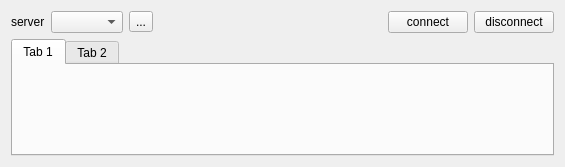
Old version of the form Qt/my_programm/MODBUS/lib/MODBUS_server/src/ui/modbus_server.ui in the repository RinatB2017/mega_GIT.
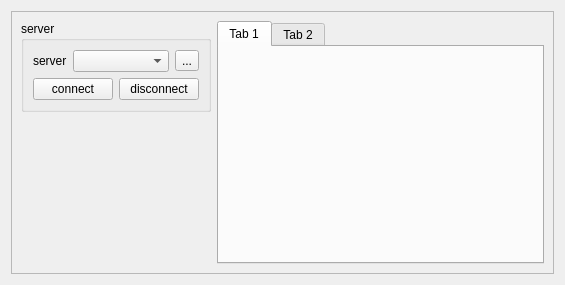
New version of the form.

```diff
--- a/Qt/my_programm/MODBUS/lib/MODBUS_server/src/ui/modbus_server.ui
+++ b/Qt/my_programm/MODBUS/lib/MODBUS_server/src/ui/modbus_server.ui
@@ -7,7 +7,7 @@
     <x>0</x>
     <y>0</y>
     <width>565</width>
-    <height>167</height>
+    <height>285</height>
    </rect>
   </property>
   <property name="windowTitle">
@@ -15,9 +15,38 @@
   </property>
   <layout class="QVBoxLayout" name="verticalLayout">
    <item>
+    <widget class="QFrame" name="frame">
+     <property name="frameShape">
+      <enum>QFrame::StyledPanel</enum>
+     </property>
+     <property name="frameShadow">
+      <enum>QFrame::Raised</enum>
+     </property>
+     <layout class="QHBoxLayout" name="horizontalLayout_3">
+      <item>
+       <layout class="QVBoxLayout" name="verticalLayout_3">
+        <item>
+         <widget class="QGroupBox" name="groupBox">
+          <property name="sizePolicy">
+           <sizepolicy hsizetype="Fixed" vsizetype="Preferred">
+            <horstretch>0</horstretch>
+            <verstretch>0</verstretch>
+           </sizepolicy>
+          </property>
+          <property name="title">
+           <string>server</string>
+          </property>
+          <layout class="QVBoxLayout" name="verticalLayout_2">
+           <item>
     <layout class="QHBoxLayout" name="horizontalLayout">
      <item>
       <widget class="QLabel" name="label">
+               <property name="sizePolicy">
+                <sizepolicy hsizetype="Fixed" vsizetype="Preferred">
+                 <horstretch>0</horstretch>
+                 <verstretch>0</verstretch>
+                </sizepolicy>
+               </property>
        <property name="text">
         <string>server</string>
        </property>
@@ -33,33 +62,42 @@
        </property>
       </widget>
      </item>
+            </layout>
+           </item>
      <item>
-      <spacer name="horizontalSpacer">
+            <layout class="QHBoxLayout" name="horizontalLayout_2">
+             <item>
+              <widget class="QPushButton" name="btn_connect">
+               <property name="text">
+                <string>connect</string>
+               </property>
+              </widget>
+             </item>
+             <item>
+              <widget class="QPushButton" name="btn_disconnect">
+               <property name="text">
+                <string>disconnect</string>
+               </property>
+              </widget>
+             </item>
+            </layout>
+           </item>
+          </layout>
+         </widget>
+        </item>
+        <item>
+         <spacer name="verticalSpacer">
        <property name="orientation">
-        <enum>Qt::Horizontal</enum>
+           <enum>Qt::Vertical</enum>
        </property>
        <property name="sizeHint" stdset="0">
         <size>
-         <width>40</width>
-         <height>20</height>
+            <width>20</width>
+            <height>40</height>
         </size>
        </property>
       </spacer>
      </item>
-     <item>
-      <widget class="QPushButton" name="btn_connect">
-       <property name="text">
-        <string>connect</string>
-       </property>
-      </widget>
-     </item>
-     <item>
-      <widget class="QPushButton" name="btn_disconnect">
-       <property name="text">
-        <string>disconnect</string>
-       </property>
-      </widget>
-     </item>
     </layout>
    </item>
    <item>
@@ -78,6 +116,9 @@
    </item>
   </layout>
  </widget>
+   </item>
+  </layout>
+ </widget>
  <tabstops>
   <tabstop>cb_port</tabstop>
   <tabstop>btn_refresh</tabstop>
```
Left out of the diff: 3 changed lines with no effect on the pictures. Lines whose indentation alone changed are shown as unchanged.
